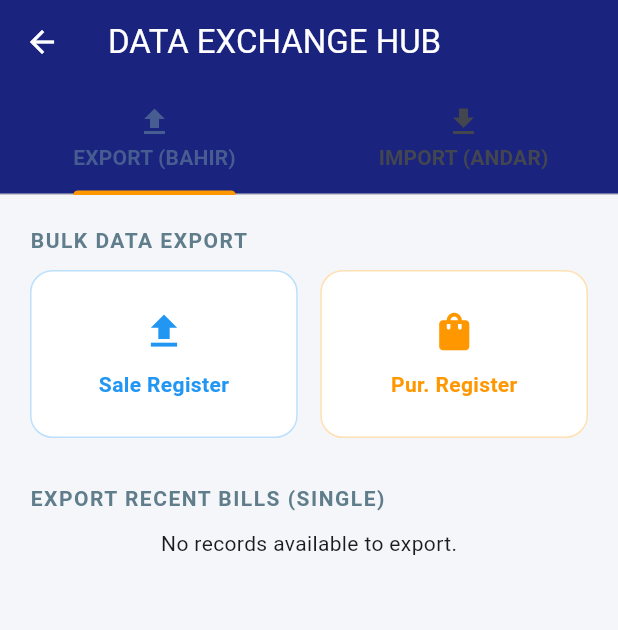
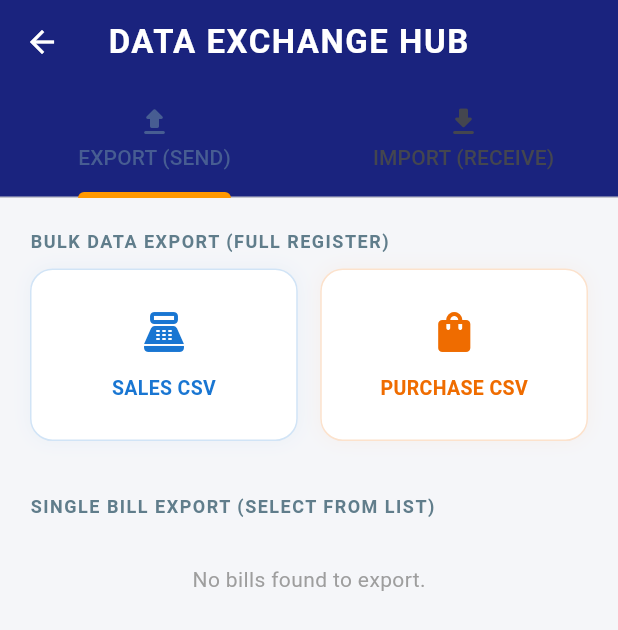
Before and after one commit to diogenesytshorts-max/pharoah_erp_flutter, a Flutter app: the DataExchangeView screen opened directly, on a phone screen of 412 x 824 dp. Shown: the top 630 px of the screen. Run offline on Flutter 3.47's test engine with Material 3 defaults, Android fonts, the phone set to English and light mode, and no system bars; our stand-ins replace csv, file_picker, pdf, printing, share_plus, shared_preferences; accounts and stored records are empty.

Commit message:
Update data_exchange_view.dart

```diff
--- a/lib/data_exchange_view.dart
+++ b/lib/data_exchange_view.dart
@@ -5,9 +5,13 @@ import 'package:file_picker/file_picker.dart';
 import 'package:share_plus/share_plus.dart';
 import 'package:path_provider/path_provider.dart';
 import 'package:intl/intl.dart';
+
+// App Imports
 import 'pharoah_manager.dart';
 import 'models.dart';
 import 'csv_engine.dart';
+import 'import_verification_view.dart';
+import 'widgets.dart'; // ActionIconBtn ke liye agar dashboard jaisa style chahiye
 
 class DataExchangeView extends StatefulWidget {
   const DataExchangeView({super.key});
@@ -22,18 +26,58 @@ class _DataExchangeViewState extends State<DataExchangeView> with SingleTickerPr
   @override
   void initState() {
     super.initState();
+    // 2 Tabs: Export (Bahar) aur Import (Andar)
     _tabController = TabController(length: 2, vsync: this);
   }
 
-  // Helper to share files via WhatsApp/Mail
+  // --- LOGIC: CSV FILE SHARE ---
   Future<void> _exportAndShare(String csvData, String fileName) async {
     try {
       final directory = await getTemporaryDirectory();
       final file = File('${directory.path}/$fileName.csv');
       await file.writeAsString(csvData);
-      await Share.shareXFiles([XFile(file.path)], text: 'Pharoah ERP: $fileName');
+
+      await Share.shareXFiles(
+        [XFile(file.path)],
+        text: 'Pharoah ERP Data Export: $fileName'
+      );
     } catch (e) {
-      debugPrint("Export Error: $e");
+      ScaffoldMessenger.of(context).showSnackBar(
+        SnackBar(content: Text("Export Failed: $e"), backgroundColor: Colors.red)
+      );
+    }
+  }
+
+  // --- LOGIC: FILE PICKER & NAVIGATE TO VERIFICATION ---
+  void _pickAndProcess(PharoahManager ph, String type) async {
+    FilePickerResult? result = await FilePicker.platform.pickFiles(
+      type: FileType.custom,
+      allowedExtensions: ['csv'],
+    );
+
+    if (result != null && result.files.single.path != null) {
+      File file = File(result.files.single.path!);
+      String content = await file.readAsString();
+
+      // CSV Engine se list mein badalna
+      List<List<dynamic>> rows = CsvEngine.parseCsv(content);
+
+      if (mounted) {
+        if (rows.length <= 1) {
+          ScaffoldMessenger.of(context).showSnackBar(
+            const SnackBar(content: Text("Selected file is empty or invalid!"))
+          );
+          return;
+        }
+
+        // Verification Screen par bhejna (Phase 2 Screen)
+        Navigator.push(
+          context,
+          MaterialPageRoute(
+            builder: (c) => ImportVerificationView(csvData: rows, importType: type),
+          ),
+        );
+      }
     }
   }
 
@@ -44,17 +88,17 @@ class _DataExchangeViewState extends State<DataExchangeView> with SingleTickerPr
     return Scaffold(
       backgroundColor: const Color(0xFFF5F6F9),
       appBar: AppBar(
-        title: const Text("DATA EXCHANGE HUB"),
+        title: const Text("DATA EXCHANGE HUB", style: TextStyle(fontWeight: FontWeight.bold, letterSpacing: 1)),
         backgroundColor: Colors.indigo.shade900,
         foregroundColor: Colors.white,
         elevation: 0,
         bottom: TabBar(
           controller: _tabController,
           indicatorColor: Colors.orange,
-          labelStyle: const TextStyle(fontWeight: FontWeight.bold),
+          indicatorWeight: 4,
           tabs: const [
-            Tab(text: "EXPORT (BAHIR)", icon: Icon(Icons.upload)),
-            Tab(text: "IMPORT (ANDAR)", icon: Icon(Icons.download)),
+            Tab(text: "EXPORT (SEND)", icon: Icon(Icons.upload_rounded)),
+            Tab(text: "IMPORT (RECEIVE)", icon: Icon(Icons.download_rounded)),
           ],
         ),
       ),
@@ -68,134 +112,187 @@ class _DataExchangeViewState extends State<DataExchangeView> with SingleTickerPr
     );
   }
 
-  // --- TAB 1: EXPORT VIEW ---
+  // ==========================================
+  // TAB 1: EXPORT (DATA BAHAR BHEJNA)
+  // ==========================================
   Widget _buildExportTab(PharoahManager ph) {
     return ListView(
       padding: const EdgeInsets.all(20),
       children: [
-        _titleSection("BULK DATA EXPORT"),
+        _sectionHeader("BULK DATA EXPORT (FULL REGISTER)"),
         const SizedBox(height: 10),
         Row(
           children: [
-            _actionBtn("Sale Register", Icons.file_upload, Colors.blue, () {
-              String data = CsvEngine.convertSalesToCsv(ph.sales);
-              _exportAndShare(data, "All_Sales_${ph.currentFY}");
-            }),
+            _bulkExportCard(
+              "SALES CSV",
+              Icons.point_of_sale,
+              Colors.blue.shade700,
+              () => _exportAndShare(CsvEngine.convertSalesToCsv(ph.sales), "Full_Sales_${ph.currentFY}")
+            ),
             const SizedBox(width: 15),
-            _actionBtn("Pur. Register", Icons.shopping_bag, Colors.orange, () {
-              String data = CsvEngine.convertPurchasesToCsv(ph.purchases);
-              _exportAndShare(data, "All_Purchases_${ph.currentFY}");
-            }),
+            _bulkExportCard(
+              "PURCHASE CSV",
+              Icons.shopping_bag,
+              Colors.orange.shade800,
+              () => _exportAndShare(CsvEngine.convertPurchasesToCsv(ph.purchases), "Full_Purchase_${ph.currentFY}")
+            ),
           ],
         ),
-        const SizedBox(height: 30),
-        _titleSection("EXPORT RECENT BILLS (SINGLE)"),
+
+        const SizedBox(height: 35),
+        _sectionHeader("SINGLE BILL EXPORT (SELECT FROM LIST)"),
         const SizedBox(height: 10),
+
         if (ph.sales.isEmpty)
-          const Center(child: Text("No records available to export."))
+          _emptyState("No bills found to export.")
         else
-          ...ph.sales.reversed.take(15).map((s) => Card(
+          ...ph.sales.reversed.take(20).map((s) => Card(
             margin: const EdgeInsets.only(bottom: 10),
+            elevation: 1,
+            shape: RoundedRectangleBorder(borderRadius: BorderRadius.circular(12)),
             child: ListTile(
-              title: Text(s.partyName, style: const TextStyle(fontWeight: FontWeight.bold)),
-              subtitle: Text("Inv: ${s.billNo} | Amt: ₹${s.totalAmount}"),
-              trailing: const Icon(Icons.file_download, color: Colors.indigo),
-              onTap: () {
-                String data = CsvEngine.convertSalesToCsv([s]);
-                _exportAndShare(data, "Bill_${s.billNo}");
-              },
+              leading: CircleAvatar(
+                backgroundColor: Colors.indigo.shade50,
+                child: const Icon(Icons.receipt_long, color: Colors.indigo, size: 20),
+              ),
+              title: Text(s.partyName, style: const TextStyle(fontWeight: FontWeight.bold, fontSize: 14)),
+              subtitle: Text("Bill: ${s.billNo} | Date: ${DateFormat('dd/MM/yy').format(s.date)}\nTotal: ₹${s.totalAmount}"),
+              trailing: IconButton(
+                icon: const Icon(Icons.share, color: Colors.blue),
+                onPressed: () => _exportAndShare(CsvEngine.convertSalesToCsv([s]), "Sale_Bill_${s.billNo}"),
+              ),
             ),
           )),
       ],
     );
   }
 
-  // --- TAB 2: IMPORT VIEW ---
+  // ==========================================
+  // TAB 2: IMPORT (DATA ANDAR LANA)
+  // ==========================================
   Widget _buildImportTab(PharoahManager ph) {
-    return Center(
-      child: Padding(
-        padding: const EdgeInsets.all(30.0),
+    return SingleChildScrollView(
+      padding: const EdgeInsets.all(30),
       child: Column(
-          mainAxisAlignment: MainAxisAlignment.center,
         children: [
-            Icon(Icons.cloud_download, size: 100, color: Colors.grey.shade300),
+          const SizedBox(height: 20),
+          Icon(Icons.cloud_download_rounded, size: 80, color: Colors.indigo.withOpacity(0.2)),
           const SizedBox(height: 20),
           const Text(
-              "CSV Import Utility",
-              style: TextStyle(fontSize: 20, fontWeight: FontWeight.bold)
-            ),
-            const SizedBox(height: 10),
-            const Text(
-              "Apni CSV file select karein. System naye items aur parties ko verify karne mein madad karega.",
+            "Select CSV file to import data into Pharoah ERP.",
             textAlign: TextAlign.center,
-              style: TextStyle(color: Colors.grey),
+            style: TextStyle(fontSize: 16, fontWeight: FontWeight.w500, color: Colors.blueGrey),
           ),
           const SizedBox(height: 40),
-            _bigImportBtn("SELECT SALES CSV", Colors.green, () => _pickAndProcess(ph, "SALE")),
-            const SizedBox(height: 15),
-            _bigImportBtn("SELECT PURCHASE CSV", Colors.orange, () => _pickAndProcess(ph, "PURCHASE")),
+
+          _importActionBtn(
+            "IMPORT SALES CSV",
+            "CSV se Sales entries auto-fill karein",
+            Icons.add_shopping_cart_rounded,
+            Colors.green.shade700,
+            () => _pickAndProcess(ph, "SALE")
+          ),
+
+          const SizedBox(height: 20),
+
+          _importActionBtn(
+            "IMPORT PURCHASE CSV",
+            "Supplier bill ko inventory mein jodein",
+            Icons.file_download_outlined,
+            Colors.orange.shade700,
+            () => _pickAndProcess(ph, "PURCHASE")
+          ),
+
+          const SizedBox(height: 50),
+          Container(
+            padding: const EdgeInsets.all(15),
+            decoration: BoxDecoration(
+              color: Colors.blue.shade50,
+              borderRadius: BorderRadius.circular(12),
+              border: Border.all(color: Colors.blue.shade100)
+            ),
+            child: const Row(
+              children: [
+                Icon(Icons.info_outline, color: Colors.blue),
+                SizedBox(width: 10),
+                Expanded(
+                  child: Text(
+                    "Import ke waqt system naye Party aur Medicine ko pehchan kar wahi banane ka option dega.",
+                    style: TextStyle(fontSize: 12, color: Colors.blueGrey),
+                  ),
+                )
               ],
             ),
+          )
+        ],
       ),
     );
   }
 
-  // File Picking Logic
-  void _pickAndProcess(PharoahManager ph, String type) async {
-    FilePickerResult? result = await FilePicker.platform.pickFiles(
-      type: FileType.custom,
-      allowedExtensions: ['csv'],
-    );
+  // --- UI HELPERS ---
 
-    if (result != null) {
-      File file = File(result.files.single.path!);
-      String content = await file.readAsString();
-      List<List<dynamic>> rows = CsvEngine.parseCsv(content);
+  Widget _sectionHeader(String t) => Text(t, style: const TextStyle(fontSize: 12, fontWeight: FontWeight.bold, color: Colors.blueGrey, letterSpacing: 1));
 
-      if (mounted) {
-        _showUnderConstruction(rows.length - 1);
-      }
-    }
-  }
+  Widget _emptyState(String msg) => Center(child: Padding(padding: const EdgeInsets.all(20), child: Text(msg, style: const TextStyle(color: Colors.grey))));
 
-  // Temporary Alert until next phase
-  void _showUnderConstruction(int count) {
-    showDialog(
-      context: context,
-      builder: (c) => AlertDialog(
-        title: const Text("File Read Success!"),
-        content: Text("CSV mein $count records mile hain.\n\nPhase 2 mein hum 'Verification Screen' add karenge jahan aap Missing Parties/Items create kar sakenge."),
-        actions: [TextButton(onPressed: () => Navigator.pop(c), child: const Text("OK"))],
-      ),
-    );
-  }
-
-  // --- UI COMPONENTS ---
-  Widget _titleSection(String t) => Text(t, style: const TextStyle(fontWeight: FontWeight.bold, color: Colors.blueGrey, letterSpacing: 1));
-
-  Widget _actionBtn(String t, IconData i, Color c, VoidCallback onTap) {
+  Widget _bulkExportCard(String title, IconData icon, Color color, VoidCallback onTap) {
     return Expanded(
       child: InkWell(
         onTap: onTap,
         borderRadius: BorderRadius.circular(15),
         child: Container(
           padding: const EdgeInsets.symmetric(vertical: 25),
-          decoration: BoxDecoration(color: Colors.white, borderRadius: BorderRadius.circular(15), border: Border.all(color: c.withOpacity(0.3))),
-          child: Column(children: [Icon(i, color: c, size: 30), const SizedBox(height: 10), Text(t, style: TextStyle(fontWeight: FontWeight.bold, color: c))]),
+          decoration: BoxDecoration(
+            color: Colors.white,
+            borderRadius: BorderRadius.circular(15),
+            border: Border.all(color: color.withOpacity(0.2)),
+            boxShadow: [BoxShadow(color: color.withOpacity(0.05), blurRadius: 10)]
+          ),
+          child: Column(
+            children: [
+              Icon(icon, color: color, size: 32),
+              const SizedBox(height: 12),
+              Text(title, style: TextStyle(fontWeight: FontWeight.bold, color: color, fontSize: 13)),
+            ],
+          ),
         ),
       ),
     );
   }
 
-  Widget _bigImportBtn(String t, Color c, VoidCallback onTap) {
-    return ElevatedButton(
-      style: ElevatedButton.styleFrom(
-        backgroundColor: c, foregroundColor: Colors.white,
-        minimumSize: const Size(double.infinity, 65),
-        shape: RoundedRectangleBorder(borderRadius: BorderRadius.circular(15)),
+  Widget _importActionBtn(String title, String sub, IconData icon, Color color, VoidCallback onTap) {
+    return InkWell(
+      onTap: onTap,
+      borderRadius: BorderRadius.circular(20),
+      child: Container(
+        padding: const EdgeInsets.all(20),
+        decoration: BoxDecoration(
+          color: Colors.white,
+          borderRadius: BorderRadius.circular(20),
+          border: Border.all(color: Colors.grey.shade200),
+          boxShadow: [BoxShadow(color: Colors.black.withOpacity(0.02), blurRadius: 10)]
         ),
-      onPressed: onTap,
-      child: Text(t, style: const TextStyle(fontWeight: FontWeight.bold, fontSize: 16)),
+        child: Row(
+          children: [
+            Container(
+              padding: const EdgeInsets.all(12),
+              decoration: BoxDecoration(color: color.withOpacity(0.1), shape: BoxShape.circle),
+              child: Icon(icon, color: color, size: 28),
+            ),
+            const SizedBox(width: 20),
+            Expanded(
+              child: Column(
+                crossAxisAlignment: CrossAxisAlignment.start,
+                children: [
+                  Text(title, style: TextStyle(fontWeight: FontWeight.bold, fontSize: 16, color: color)),
+                  Text(sub, style: const TextStyle(fontSize: 11, color: Colors.grey)),
+                ],
+              ),
+            ),
+            const Icon(Icons.arrow_forward_ios, size: 14, color: Colors.grey),
+          ],
+        ),
+      ),
     );
   }
 }
```
Lines whose indentation alone changed are shown as unchanged.
